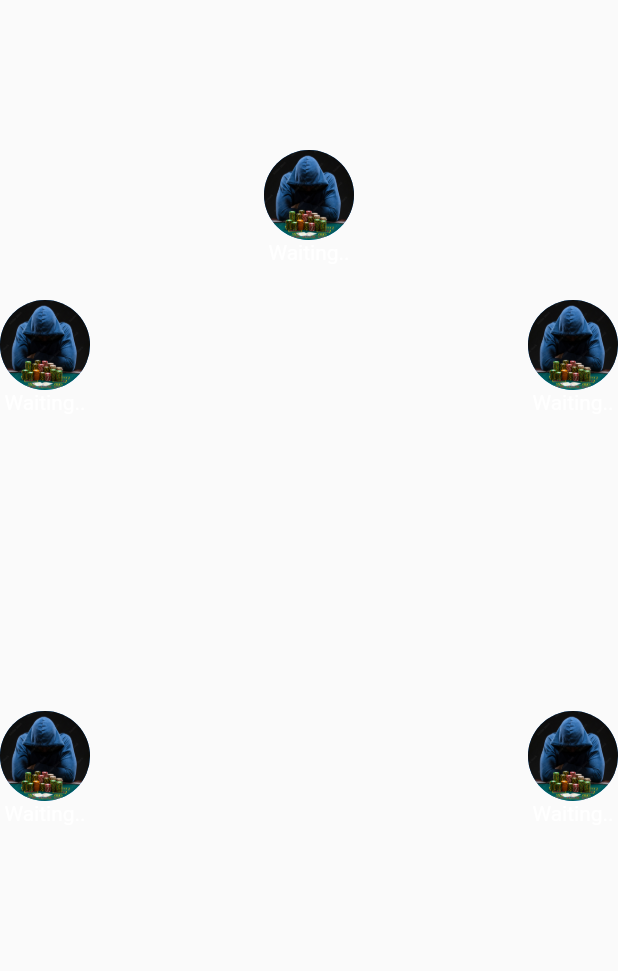
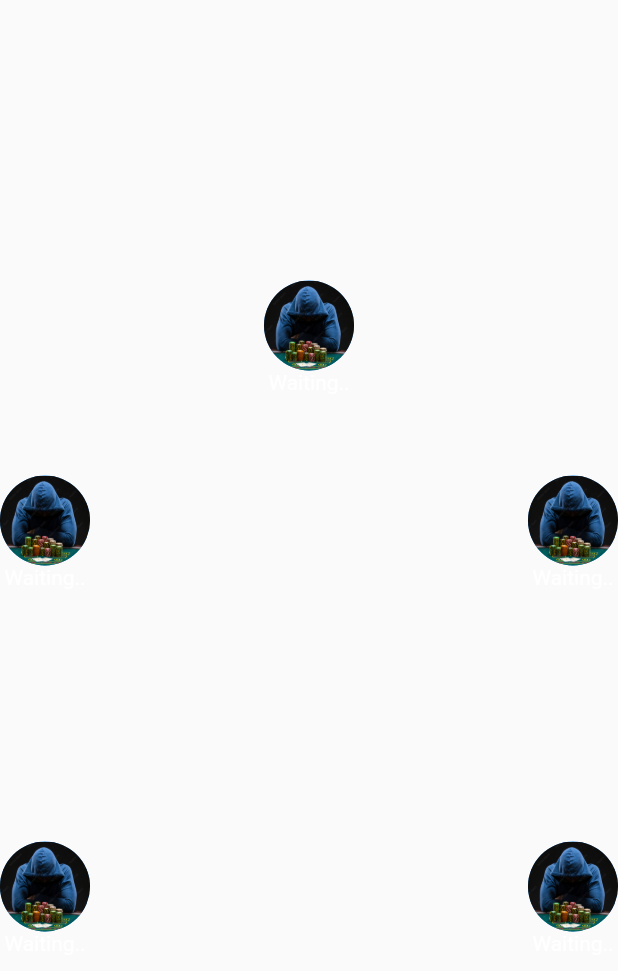
Before and after one commit to almanza1112/brick_hold_em, a Flutter app: the GamePlayers widget shown alone on an empty page, opened directly with empty values, on a phone screen of 412 x 824 dp. Shown: the top 971 px of the screen. Run offline on Flutter 3.47's test engine with Material 2 defaults, Android fonts, the phone set to English and light mode, and no system bars; our stand-ins replace carousel_slider, cloud_firestore, firebase_auth, firebase_core, firebase_database, firebase_storage and 5 more; missing offline and left inert: flame, flutter_facebook_auth; accounts and stored records are empty.

Commit message:
game flow

```diff
--- a/lib/game/game_players.dart
+++ b/lib/game/game_players.dart
@@ -79,11 +79,11 @@ class _GamePlayersState extends State<GamePlayers> {
 
       children: [
         Padding(
-          padding: const EdgeInsets.only(top: 100),
+          padding: const EdgeInsets.only(top: 0),
           child: Align(
-            alignment: Alignment.topCenter,
+            alignment: Alignment.center,
             child: Container(
-              width: 650,
+              //width: auto,
               height: 450,
               //color: Colors.green,
               child: Stack(
@@ -96,12 +96,12 @@ class _GamePlayersState extends State<GamePlayers> {
                       child: player(player1Name, player1PhotoURL, 1000)),
                   // Player 3
                   Positioned(
-                      top: 100,
+                      top: 130,
                       right: 0,
                       child: player(player2Name, player2PhotoURL, 1000)),
                   // Player 4
                   Positioned(
-                      top: 100,
+                      top: 130,
                       left: 0,
                       child: player(player3Name, player3PhotoURL, 1000)),
                   // Player 5
```
